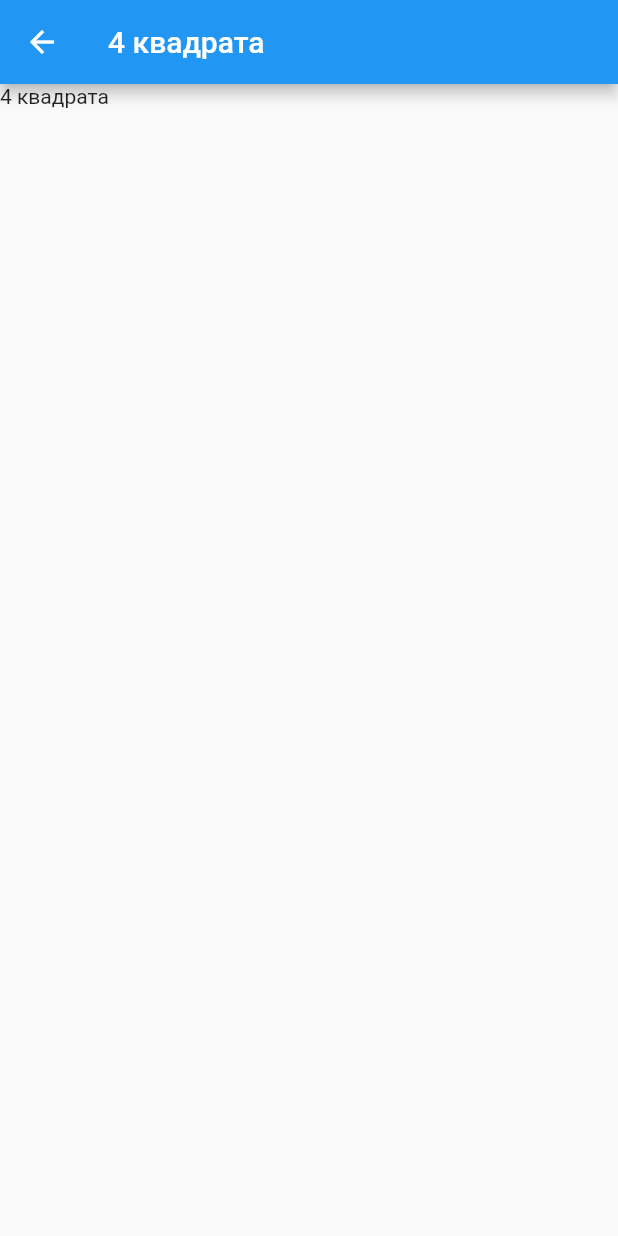
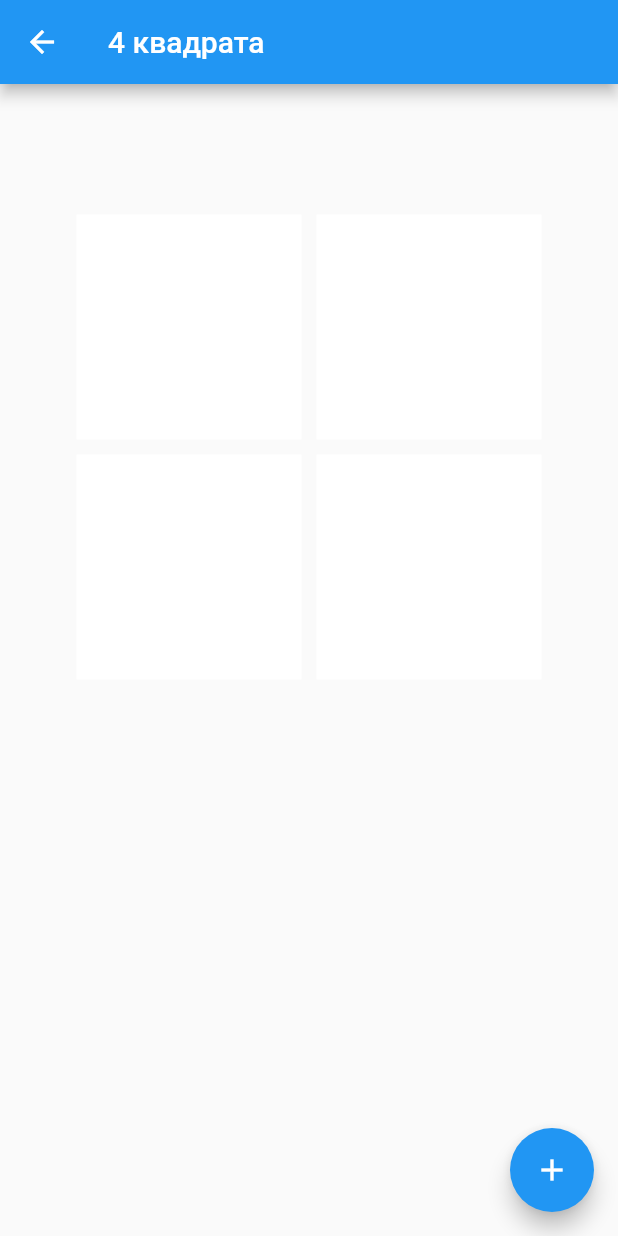
Before and after one commit to MirkoZorich/flutter_app, a Flutter app: the FourSquarePage screen opened directly, on a phone screen of 412 x 824 dp. Run offline on Flutter 3.47's test engine with Material 2 defaults, Android fonts, the phone set to English and light mode, and no system bars.

Commit message:
страница с 4 квадратами

```diff
--- a/lib/main.dart
+++ b/lib/main.dart
@@ -1,5 +1,6 @@
 import 'package:flutter/cupertino.dart';
 import 'package:flutter/material.dart';
+import 'dart:math';
 
 void main() {
   runApp(const MyApp());
@@ -108,19 +109,94 @@ class _PageState extends State<Page> {
   }
 }
 
-class FourSquarePage extends StatelessWidget {
+class FourSquarePage extends StatefulWidget {
+  const FourSquarePage({Key? key,}) : super(key: key);
+
+  @override
+  State<FourSquarePage> createState() => _FourSquarePage();
+}
+
+class _FourSquarePage extends State<FourSquarePage> {
+
+  final Random _random = Random();
+  Color _randomColor = Color(0xFFFFFFFF);
+
+  void _setRandomColor() {
+    setState(() {
+      _randomColor = Color.fromARGB(
+        _random.nextInt(256),
+        _random.nextInt(256),
+        _random.nextInt(256),
+        _random.nextInt(256),
+        );
+    });
+  }
+
+  void _changeColor() {
+
+  }
+
   @override
   Widget build(BuildContext context) {
+
     return Scaffold(
       appBar: AppBar(
-        title: const Text('4 квадрата'),
+        title: Text('4 квадрата'),
       ),
       body: Container(
-          child: Text('4 квадрата')
+        padding: EdgeInsets.only(top: 82, right: 31, left: 31),
+        // constraints: BoxConstraints(
+        //   minWidth: 312,
+        //   minHeight: 310
+        // ),
+        child: Column(
+          mainAxisAlignment: MainAxisAlignment.start,
+          children: <Widget>[
+            Row(
+              mainAxisAlignment: MainAxisAlignment.center,
+              children: [
+                ColorSquare(color: _randomColor),
+                ColorSquare(color: _randomColor),
+              ],
+            ),
+            Row(
+              mainAxisAlignment: MainAxisAlignment.center,
+              children: [
+                ColorSquare(color: _randomColor),
+                ColorSquare(color: _randomColor),
+              ],
+            ),
+          ],
+        ),
       ),
+      floatingActionButton: FloatingActionButton(
+        onPressed: _setRandomColor,
+        tooltip: 'Increment',
+        child: const Icon(Icons.add),
+      ), // This trailing comma makes auto-formatting nicer for build methods.
     );
   }
 }
+
+class ColorSquare extends StatelessWidget {
+
+  Color? newColor = Color.fromARGB(1,196,196,196);
+
+  ColorSquare({Color? color, Key? key,}) : super(key: key) {
+    this.newColor = color;
+  }
+
+  @override
+  Widget build(BuildContext context) {
+    return Container(
+      margin: EdgeInsets.all(5),
+      width: 150,
+      height: 150,
+      color: this.newColor,
+    );
+  }
+}
+
 
 class ColorListPage extends StatelessWidget {
   @override
```
